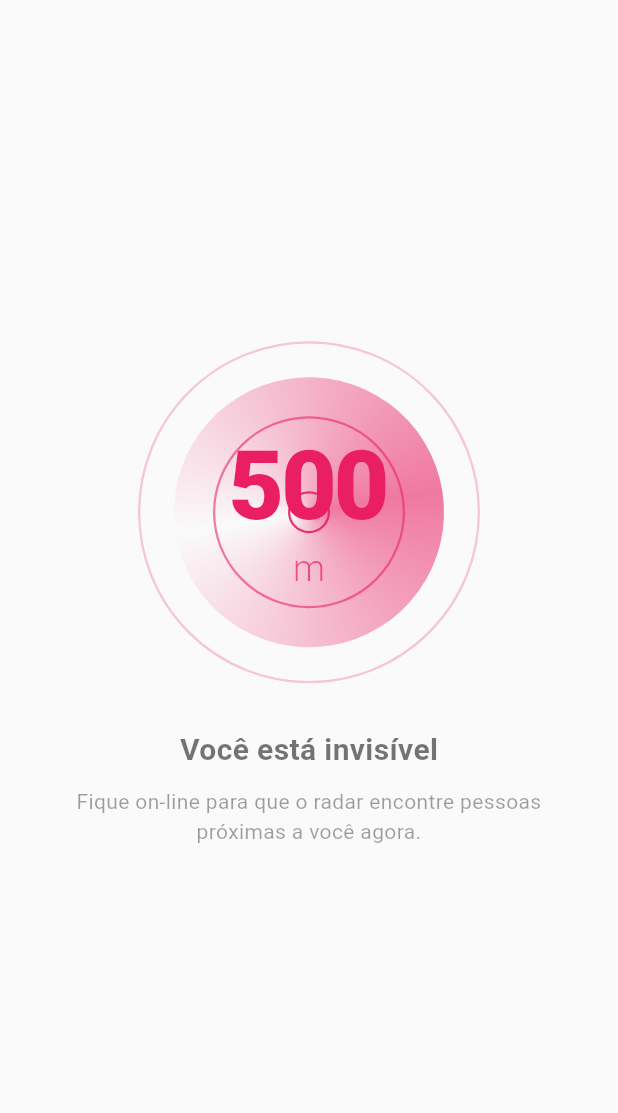
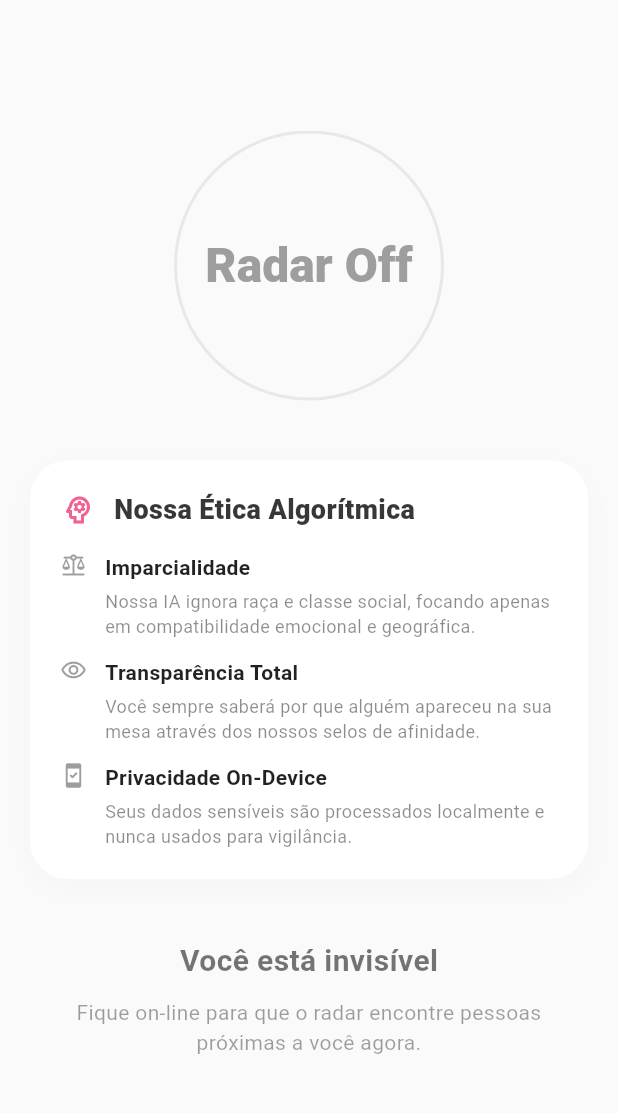
Before and after one commit to vhavhugo/kiss.me, a Flutter app: the RadarPage screen opened directly, on a phone screen of 412 x 824 dp, the part 66-1179 px from its top. Run offline on Flutter 3.47's test engine with Material 3 defaults, Android fonts, the phone set to English and light mode, and no system bars; our stand-ins replace flutter_riverpod, font_awesome_flutter, google_mobile_ads, google_sign_in, supabase_flutter; accounts and stored records are empty.

Commit message:
Integrate Global XAI: AI Ethics Panel for increased trust and accountability

```diff
--- a/lib/features/radar/presentation/pages/radar_page.dart
+++ b/lib/features/radar/presentation/pages/radar_page.dart
@@ -7,6 +7,8 @@ import '../widgets/profile_card.dart';
 import '../widgets/action_button.dart';
 import '../widgets/dissolving_km_animation.dart';
 import '../../domain/entities/interaction_entity.dart';
+
+import '../widgets/ai_ethics_panel.dart';
 
 class RadarPage extends ConsumerStatefulWidget {
   const RadarPage({super.key});
@@ -108,7 +110,9 @@ class _RadarPageState extends ConsumerState<RadarPage> {
               child: Column(
                 mainAxisAlignment: MainAxisAlignment.center,
                 children: [
-                  DissolvingKmAnimation(radiusKm: search.currentRadiusKm),
+                  const DissolvingKmAnimation(radiusKm: 0.0),
+                  const SizedBox(height: 30),
+                  const AiEthicsPanel(), // Transparência Global (Meske, 2022)
                   const SizedBox(height: 30),
                   Text(
                     !auth.isOnline ? "Você está invisível" : "Procurando conexões reais...",
--- /dev/null
+++ b/lib/features/radar/presentation/widgets/ai_ethics_panel.dart
@@ -0,0 +1,96 @@
+import 'package:flutter/material.dart';
+import '../../../../core/theme/app_colors.dart';
+
+class AiEthicsPanel extends StatelessWidget {
+  const AiEthicsPanel({super.key});
+
+  @override
+  Widget build(BuildContext context) {
+    return Container(
+      margin: const EdgeInsets.symmetric(horizontal: 20, vertical: 10),
+      padding: const EdgeInsets.all(20),
+      decoration: BoxDecoration(
+        color: Colors.white,
+        borderRadius: BorderRadius.circular(25),
+        boxShadow: [
+          BoxShadow(
+            color: Colors.black.withAlpha(5),
+            blurRadius: 15,
+            offset: const Offset(0, 5),
+          ),
+        ],
+      ),
+      child: Column(
+        crossAxisAlignment: CrossAxisAlignment.start,
+        children: [
+          Row(
+            children: [
+              const Icon(Icons.psychology_outlined, color: AppColors.primary, size: 24),
+              const SizedBox(width: 12),
+              Text(
+                "Nossa Ética Algorítmica",
+                style: TextStyle(
+                  fontSize: 18,
+                  fontWeight: FontWeight.w900,
+                  color: Colors.black.withAlpha(200),
+                ),
+              ),
+            ],
+          ),
+          const SizedBox(height: 15),
+          _buildEthicsItem(
+            Icons.balance_rounded,
+            "Imparcialidade",
+            "Nossa IA ignora raça e classe social, focando apenas em compatibilidade emocional e geográfica.",
+          ),
+          const SizedBox(height: 12),
+          _buildEthicsItem(
+            Icons.visibility_outlined,
+            "Transparência Total",
+            "Você sempre saberá por que alguém apareceu na sua mesa através dos nossos selos de afinidade.",
+          ),
+          const SizedBox(height: 12),
+          _buildEthicsItem(
+            Icons.security_update_good_rounded,
+            "Privacidade On-Device",
+            "Seus dados sensíveis são processados localmente e nunca usados para vigilância.",
+          ),
+        ],
+      ),
+    );
+  }
+
+  Widget _buildEthicsItem(IconData icon, String title, String description) {
+    return Row(
+      crossAxisAlignment: CrossAxisAlignment.start,
+      children: [
+        Icon(icon, size: 18, color: Colors.black38),
+        const SizedBox(width: 12),
+        Expanded(
+          child: Column(
+            crossAxisAlignment: CrossAxisAlignment.start,
+            children: [
+              Text(
+                title,
+                style: const TextStyle(
+                  fontSize: 14,
+                  fontWeight: FontWeight.bold,
+                  color: Colors.black87,
+                ),
+              ),
+              const SizedBox(height: 4),
+              Text(
+                description,
+                style: const TextStyle(
+                  fontSize: 12,
+                  color: Colors.black45,
+                  height: 1.4,
+                ),
+              ),
+            ],
+          ),
+        ),
+      ],
+    );
+  }
+}
```
